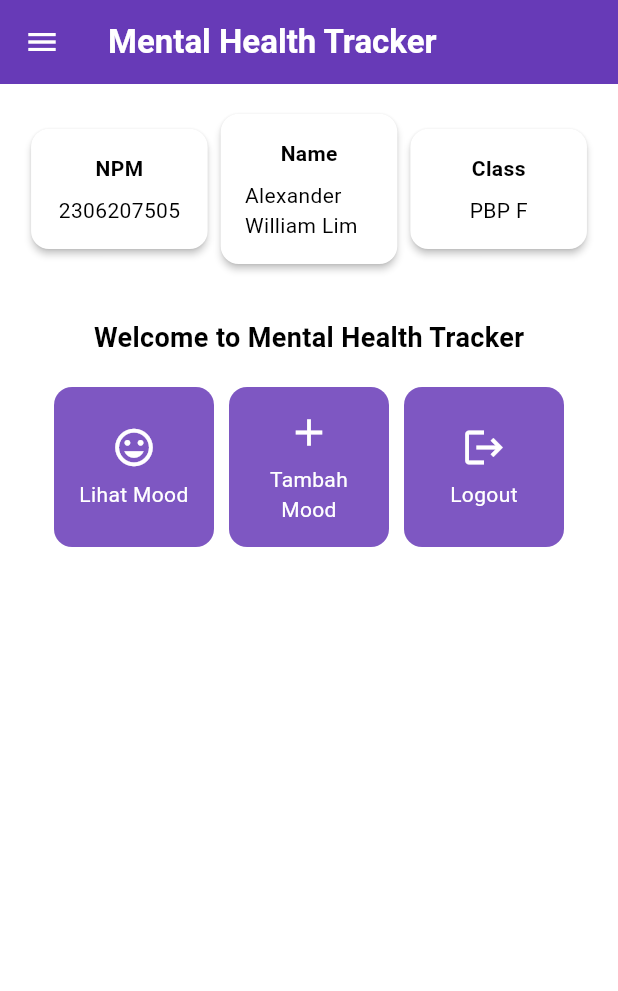
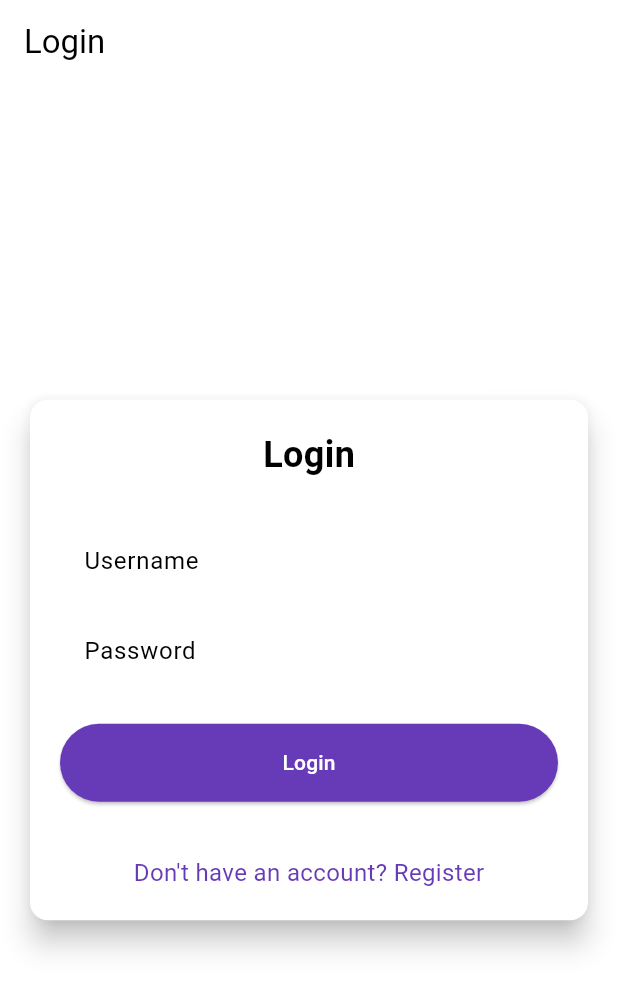
Before and after one commit to ResplendentAlex/mental_health_tracker_flutter, a Flutter app: the screen it shows after launch, on a phone screen of 412 x 824 dp. Shown: the top 991 px of the screen. Run offline on Flutter 3.47's test engine with Material 3 defaults, Android fonts, the phone set to English and light mode, and no system bars; missing offline and left inert: pbp_django_auth.

Commit message:
feat: finish TUtorial 8

```diff
--- a/lib/main.dart
+++ b/lib/main.dart
@@ -1,5 +1,7 @@
 import 'package:flutter/material.dart';
-import 'package:mental_health_tracker/screens/menu.dart';
+import 'package:mental_health_tracker/screens/login.dart';
+import 'package:pbp_django_auth/pbp_django_auth.dart';
+import 'package:provider/provider.dart';
 
 void main() {
   runApp(const MyApp());
@@ -11,7 +13,12 @@ class MyApp extends StatelessWidget {
   // This widget is the root of your application.
   @override
   Widget build(BuildContext context) {
-    return MaterialApp(
+    return Provider(
+        create: (_) {
+          CookieRequest request = CookieRequest();
+          return request;
+        },
+        child: MaterialApp(
           debugShowCheckedModeBanner: false,
           theme: ThemeData(
             // This is the theme of your application.
@@ -33,7 +40,7 @@ class MyApp extends StatelessWidget {
               primarySwatch: Colors.deepPurple,
             ).copyWith(secondary: Colors.deepPurple[400]),
           ),
-      home: MyHomePage(),
-    );
+          home: const LoginPage(),
+        ));
   }
 }
--- /dev/null
+++ b/lib/screens/login.dart
@@ -0,0 +1,180 @@
+import 'package:flutter/material.dart';
+import 'package:mental_health_tracker/screens/menu.dart';
+import 'package:pbp_django_auth/pbp_django_auth.dart';
+import 'package:provider/provider.dart';
+import 'register.dart';
+
+void main() {
+  runApp(const LoginApp());
+}
+
+class LoginApp extends StatelessWidget {
+  const LoginApp({super.key});
+
+  @override
+  Widget build(BuildContext context) {
+    return MaterialApp(
+      title: 'Login',
+      theme: ThemeData(
+        useMaterial3: true,
+        colorScheme: ColorScheme.fromSwatch(
+          primarySwatch: Colors.deepPurple,
+        ).copyWith(secondary: Colors.deepPurple[400]),
+      ),
+      home: const LoginPage(),
+    );
+  }
+}
+
+class LoginPage extends StatefulWidget {
+  const LoginPage({super.key});
+
+  @override
+  State<LoginPage> createState() => _LoginPageState();
+}
+
+class _LoginPageState extends State<LoginPage> {
+  final TextEditingController _usernameController = TextEditingController();
+  final TextEditingController _passwordController = TextEditingController();
+
+  @override
+  Widget build(BuildContext context) {
+    final request = context.watch<CookieRequest>();
+
+    return Scaffold(
+      appBar: AppBar(
+        title: const Text('Login'),
+      ),
+      body: Center(
+        child: SingleChildScrollView(
+          padding: const EdgeInsets.all(16.0),
+          child: Card(
+            elevation: 8,
+            shape: RoundedRectangleBorder(
+              borderRadius: BorderRadius.circular(12.0),
+            ),
+            child: Padding(
+              padding: const EdgeInsets.all(20.0),
+              child: Column(
+                mainAxisSize: MainAxisSize.min,
+                children: [
+                  const Text(
+                    'Login',
+                    style: TextStyle(
+                      fontSize: 24.0,
+                      fontWeight: FontWeight.bold,
+                    ),
+                  ),
+                  const SizedBox(height: 30.0),
+                  TextField(
+                    controller: _usernameController,
+                    decoration: const InputDecoration(
+                      labelText: 'Username',
+                      hintText: 'Enter your username',
+                      border: OutlineInputBorder(
+                        borderRadius: BorderRadius.all(Radius.circular(12.0)),
+                      ),
+                      contentPadding:
+                          EdgeInsets.symmetric(horizontal: 12.0, vertical: 8.0),
+                    ),
+                  ),
+                  const SizedBox(height: 12.0),
+                  TextField(
+                    controller: _passwordController,
+                    decoration: const InputDecoration(
+                      labelText: 'Password',
+                      hintText: 'Enter your password',
+                      border: OutlineInputBorder(
+                        borderRadius: BorderRadius.all(Radius.circular(12.0)),
+                      ),
+                      contentPadding:
+                          EdgeInsets.symmetric(horizontal: 12.0, vertical: 8.0),
+                    ),
+                    obscureText: true,
+                  ),
+                  const SizedBox(height: 24.0),
+                  ElevatedButton(
+                    onPressed: () async {
+                      String username = _usernameController.text;
+                      String password = _passwordController.text;
+
+                      // Cek kredensial
+                      // Untuk menyambungkan Android emulator dengan Django pada localhost,
+                      // gunakan URL http://10.0.2.2/
+                      final response =
+                          await request.login("http://127.0.0.1:8000/auth/login/", {
+                        'username': username,
+                        'password': password,
+                      });
+
+                      if (request.loggedIn) {
+                        String message = response['message'];
+                        String uname = response['username'];
+                        if (context.mounted) {
+                          Navigator.pushReplacement(
+                            context,
+                            MaterialPageRoute(
+                                builder: (context) => MyHomePage()),
+                          );
+                          ScaffoldMessenger.of(context)
+                            ..hideCurrentSnackBar()
+                            ..showSnackBar(
+                              SnackBar(
+                                  content:
+                                      Text("$message Selamat datang, $uname.")),
+                            );
+                        }
+                      } else {
+                        if (context.mounted) {
+                          showDialog(
+                            context: context,
+                            builder: (context) => AlertDialog(
+                              title: const Text('Login Gagal'),
+                              content: Text(response['message']),
+                              actions: [
+                                TextButton(
+                                  child: const Text('OK'),
+                                  onPressed: () {
+                                    Navigator.pop(context);
+                                  },
+                                ),
+                              ],
+                            ),
+                          );
+                        }
+                      }
+                    },
+                    style: ElevatedButton.styleFrom(
+                      foregroundColor: Colors.white,
+                      minimumSize: const Size(double.infinity, 50),
+                      backgroundColor: Theme.of(context).colorScheme.primary,
+                      padding: const EdgeInsets.symmetric(vertical: 16.0),
+                    ),
+                    child: const Text('Login'),
+                  ),
+                  const SizedBox(height: 36.0),
+                  GestureDetector(
+                    onTap: () {
+                      Navigator.push(
+                        context,
+                        MaterialPageRoute(
+                            builder: (context) => const RegisterPage()),
+                      );
+                    },
+                    child: Text(
+                      'Don\'t have an account? Register',
+                      style: TextStyle(
+                        color: Theme.of(context).colorScheme.primary,
+                        fontSize: 16.0,
+                      ),
+                    ),
+                  ),
+                ],
+              ),
+            ),
+          ),
+        ),
+      ),
+    );
+  }
+}
--- a/lib/screens/menu.dart
+++ b/lib/screens/menu.dart
@@ -35,7 +35,7 @@ class MyHomePage extends StatelessWidget {
         iconTheme: const IconThemeData(color: Colors.white),
       ),
       // Masukkan drawer sebagai parameter nilai drawer dari widget Scaffold
-        drawer: const LeftDrawer(),
+      drawer: const LeftDrawer(),
 
       // Body halaman dengan padding di sekelilingnya.
       body: Padding(
--- a/pubspec.yaml
+++ b/pubspec.yaml
@@ -35,6 +35,9 @@ dependencies:
   # The following adds the Cupertino Icons font to your application.
   # Use with the CupertinoIcons class for iOS style icons.
   cupertino_icons: ^1.0.8
+  provider: ^6.1.2
+  pbp_django_auth: ^0.4.0
+  http: ^1.2.2
 
 dev_dependencies:
   flutter_test:
```
Also changed, not shown: lib/models/mood_entry.dart (added, +61 -0 lines), lib/screens/list_moodentry.dart (added, +89 -0 lines), lib/screens/mood_entry_form.dart (+38 -3 lines), lib/screens/register.dart (added, +165 -0 lines), lib/widgets/left_drawer.dart (+12 -0 lines), lib/widgets/mood_card.dart (+36 -1 lines), pubspec.lock, 2 other files. Lines whose indentation alone changed are shown as unchanged.
